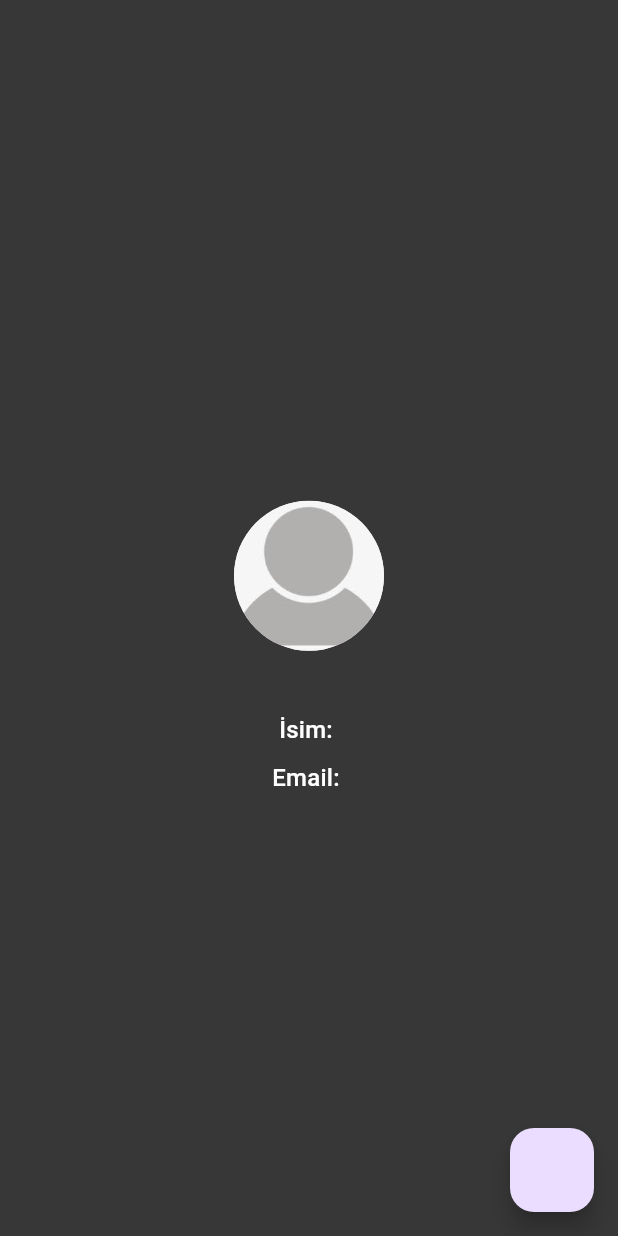
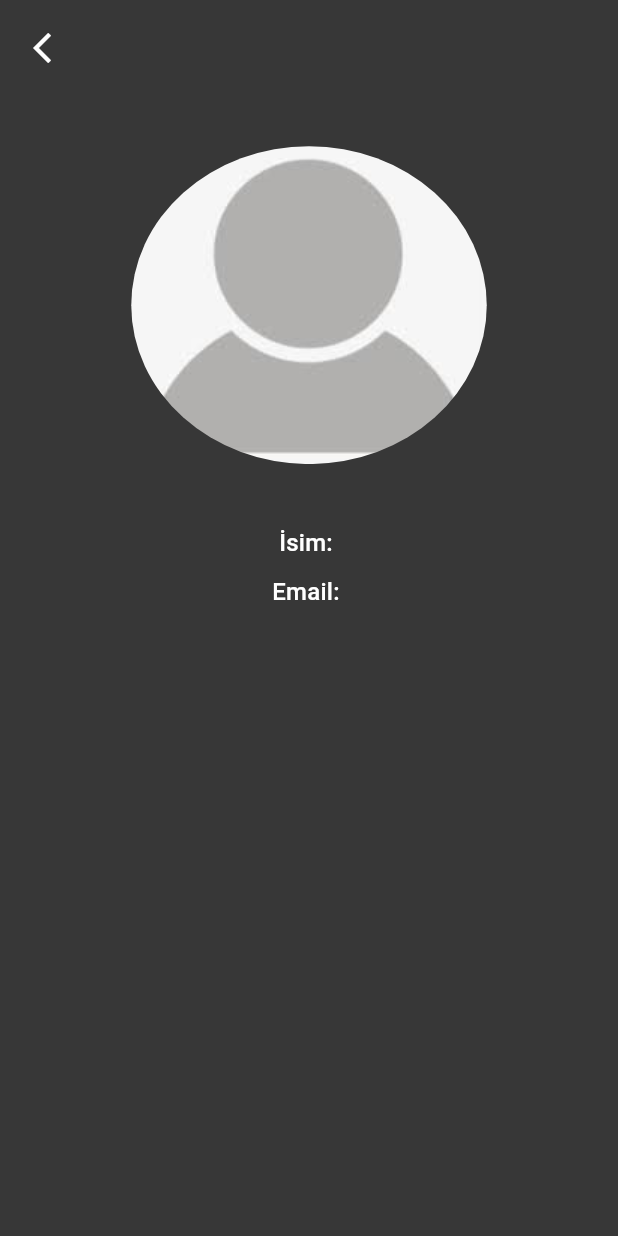
Before and after one commit to boosygetshype/flapp, a Flutter app: the HomePage screen opened by its route, after a tap on the "menu" icon, after a tap on "Profile", on a phone screen of 412 x 824 dp. Run offline on Flutter 3.47's test engine with Material 3 defaults, Android fonts, the phone set to English and light mode, and no system bars; our stand-ins replace cloud_firestore, firebase_auth, firebase_core, firebase_storage, image_picker; accounts and stored records are empty; network calls fail.

Commit message:
tema güncellemeleri ve profil fotoğrafı mantığı için temeller

```diff
--- a/lib/view/home/home_page_view.dart
+++ b/lib/view/home/home_page_view.dart
@@ -41,7 +41,6 @@ class HomePage extends StatelessWidget {
                       SizedBox(
                         width: context.width * 0.1,
                       ),
-                      Text(user!.uid)
                     ],
                   )
                 ],
--- a/lib/view/home/widget/drawer_item.dart
+++ b/lib/view/home/widget/drawer_item.dart
@@ -14,6 +14,7 @@ class MyDrawer extends StatelessWidget {
         padding: EdgeInsets.zero,
         children: [
           DrawerHeader(
+
             decoration: const BoxDecoration(),
             child: Center(
               child: Text(
@@ -26,13 +27,23 @@ class MyDrawer extends StatelessWidget {
             ),
           ),
           ListTile(
-            leading: const Icon(Icons.person_outlined),
-            title: const Text("Profile"),
-            onTap: () => Navigator.popAndPushNamed(context, AppRoutes.profile)
-          ),
+              leading: const Icon(
+                Icons.person_outlined,
+                color: AppColors.kSecondaryColor,
+              ),
+              title: const Text(
+                "Profile",
+                style: TextStyle(color: Colors.white),
+              ),
+              onTap: () =>
+                  Navigator.popAndPushNamed(context, AppRoutes.profile)),
           ListTile(
-            leading: const Icon(Icons.logout_outlined),
-            title: const Text("Log out"),
+            leading: const Icon(Icons.logout_outlined,
+                color: AppColors.kSecondaryColor),
+            title: const Text(
+              "Log out",
+              style: TextStyle(color: Colors.white),
+            ),
             onTap: () => AuthService().signOut(context),
           ),
         ],
--- a/lib/view/profile/profile_page_view.dart
+++ b/lib/view/profile/profile_page_view.dart
@@ -13,12 +13,8 @@ class ProfilePage extends StatelessWidget {
 
   @override
   Widget build(BuildContext context) {
-    return Scaffold(
-      floatingActionButton: FloatingActionButton(
-        onPressed: () {
-          Navigator.of(context).pop();
-        },
-      ),
+    return SafeArea(
+      child: Scaffold(
         backgroundColor: AppColors.kScaffoldBGColor,
         body: Consumer<ProfileViewModel>(
           builder: (context, profileViewModel, _) {
@@ -28,16 +24,32 @@ class ProfilePage extends StatelessWidget {
                     child: SizedBox(
                       height: context.height,
                       width: context.width,
+                      child: Padding(
+                        padding: EdgeInsets.symmetric(
+                            vertical: context.height * 0.01,
+                            horizontal: context.width * 0.01),
                         child: Column(
-                      mainAxisAlignment: MainAxisAlignment.center,
                           children: [
+                            Row(
+                              mainAxisAlignment: MainAxisAlignment.start,
+                              children: [
+                                IconButton(
+                                  onPressed: () => Navigator.of(context).pop(),
+                                  icon: const Icon(
+                                    Icons.arrow_back_ios_new_outlined,
+                                    color: Colors.white,
+                                  ),
+                                )
+                              ],
+                            ),
                             Padding(
                               padding: EdgeInsets.symmetric(
                                   horizontal: context.width * 0.05,
                                   vertical: context.height * 0.05),
-                          child: const CircleAvatar(
-                            maxRadius: 50,
-                            backgroundImage: AssetImage("assets/user.jpeg"),
+                              child: const ClipOval(
+                                child: Image(
+                                  image: AssetImage("assets/user.jpeg"),
+                                ),
                               ),
                             ),
                             Text(
@@ -58,8 +70,10 @@ class ProfilePage extends StatelessWidget {
                           ],
                         ),
                       ),
+                    ),
                   );
           },
+        ),
       ),
     );
   }
--- a/lib/view_model/profile/profile_view_model.dart
+++ b/lib/view_model/profile/profile_view_model.dart
@@ -1,14 +1,18 @@
+import 'dart:io';
+import 'package:firebase_storage/firebase_storage.dart';
 import 'package:cloud_firestore/cloud_firestore.dart';
 import 'package:firebase_auth/firebase_auth.dart';
 import 'package:flapp/model/user/user_profile_model.dart';
 import 'package:flapp/service/user/get_user_data_service.dart';
 import 'package:flutter/material.dart';
+import 'package:image_picker/image_picker.dart';
 
 class ProfileViewModel extends ChangeNotifier {
   final FirebaseAuth _auth = FirebaseAuth.instance;
   final GetUserData _userDataService = GetUserData();
+  File? file;
 
-   ProfileModel? _profileModel;
+  ProfileModel? _profileModel;
   ProfileModel? get userProfile => _profileModel;
 
   ProfileViewModel() {
@@ -23,7 +27,6 @@ class ProfileViewModel extends ChangeNotifier {
       email: userData["email"],
     );
 
-
     notifyListeners();
   }
 }
--- a/pubspec.yaml
+++ b/pubspec.yaml
@@ -40,6 +40,8 @@ dependencies:
   cloud_firestore: ^4.17.2
   fluttertoast: ^8.2.5
   provider: ^6.1.2
+  firebase_storage: ^11.7.5
+  image_picker: ^1.1.1
 
 dev_dependencies:
   flutter_test:
```
Also changed, not shown: pubspec.lock, 5 other files. Lines whose indentation alone changed are shown as unchanged.
